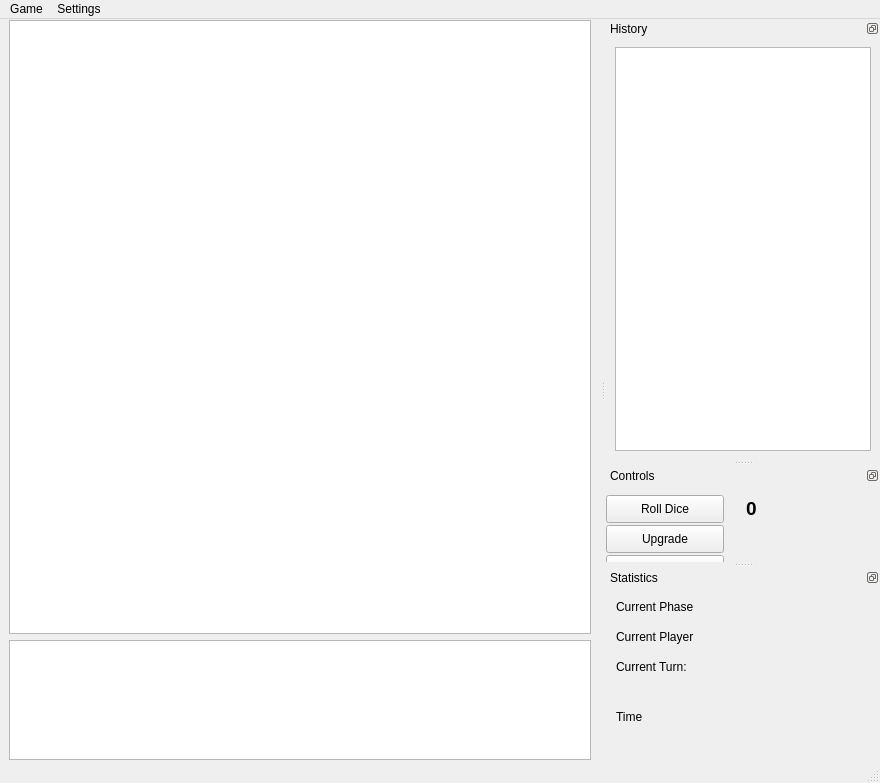
This is Cpp.BoardGame/gui/src/ui/MainWindow.ui in okard/depot as Qt 5 draws it before an edit. The edited form follows.
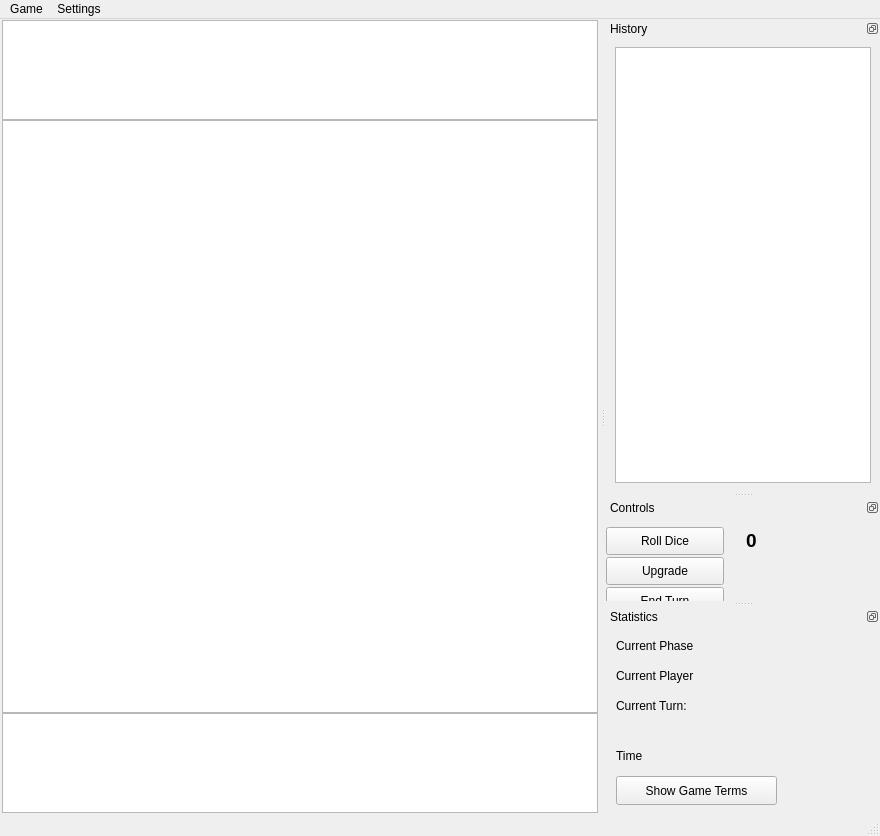
This is the edited form. Icons and pictures are not drawn.

What changed in the file:
```diff
--- a/Cpp.BoardGame/gui/src/ui/MainWindow.ui
+++ b/Cpp.BoardGame/gui/src/ui/MainWindow.ui
@@ -7,7 +7,7 @@
     <x>0</x>
     <y>0</y>
     <width>880</width>
-    <height>783</height>
+    <height>836</height>
    </rect>
   </property>
   <property name="windowTitle">
@@ -15,12 +15,37 @@
   </property>
   <widget class="QWidget" name="centralwidget">
    <layout class="QVBoxLayout" name="centralLayout">
+    <property name="spacing">
+     <number>0</number>
+    </property>
+    <property name="leftMargin">
+     <number>2</number>
+    </property>
     <property name="topMargin">
      <number>1</number>
     </property>
+    <property name="rightMargin">
+     <number>2</number>
+    </property>
     <property name="bottomMargin">
      <number>1</number>
     </property>
+    <item>
+     <widget class="QGraphicsView" name="sideboardOpponentView">
+      <property name="minimumSize">
+       <size>
+        <width>0</width>
+        <height>50</height>
+       </size>
+      </property>
+      <property name="maximumSize">
+       <size>
+        <width>16777215</width>
+        <height>100</height>
+       </size>
+      </property>
+     </widget>
+    </item>
     <item>
      <widget class="QGraphicsView" name="boardView">
       <property name="sizePolicy">
@@ -57,7 +82,7 @@
       <property name="maximumSize">
        <size>
         <width>16777215</width>
-        <height>120</height>
+        <height>100</height>
        </size>
       </property>
       <property name="renderHints">
@@ -95,7 +120,7 @@
   <widget class="QDockWidget" name="dockHistory">
    <property name="minimumSize">
     <size>
-     <width>78</width>
+     <width>79</width>
      <height>103</height>
     </size>
    </property>
@@ -279,6 +304,19 @@
       <string>Current Phase</string>
      </property>
     </widget>
+    <widget class="QPushButton" name="btnShowGameTerms">
+     <property name="geometry">
+      <rect>
+       <x>10</x>
+       <y>150</y>
+       <width>161</width>
+       <height>29</height>
+      </rect>
+     </property>
+     <property name="text">
+      <string>Show Game Terms</string>
+     </property>
+    </widget>
    </widget>
   </widget>
   <action name="actionNewGame">
```
Left out of the diff: 2 changed lines with no effect on the pictures.
